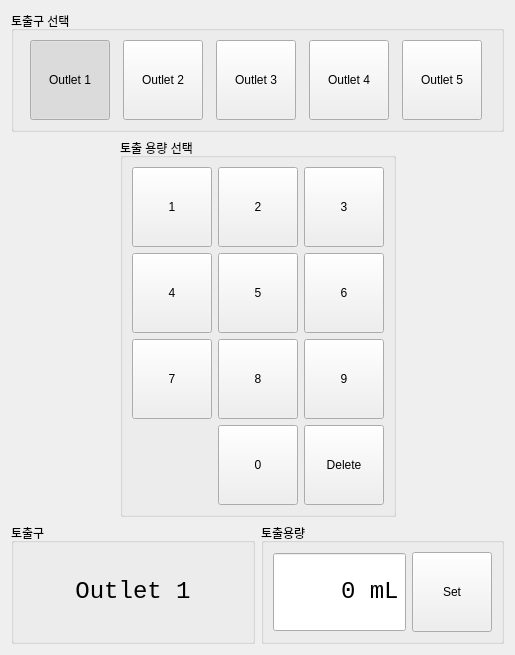
Qt form MainWidget.ui (cwal1220/arduino-solenoid) before a commit.
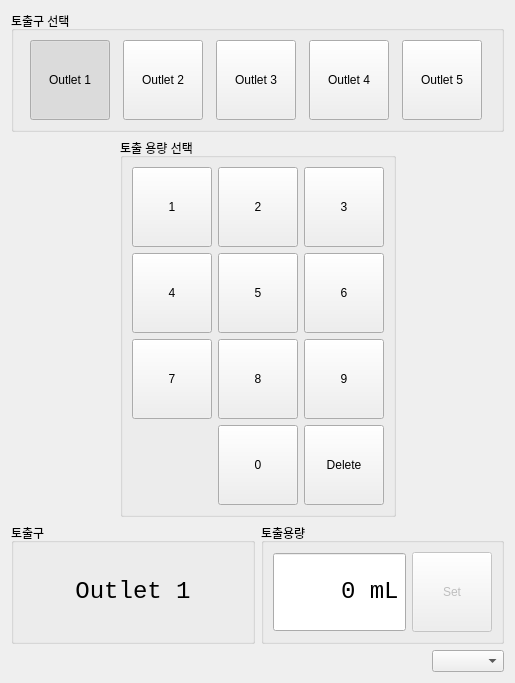
The same form after that commit.

Commit message: [fea] Add skeleton code

```diff
--- a/MainWidget.ui
+++ b/MainWidget.ui
@@ -7,7 +7,7 @@
     <x>0</x>
     <y>0</y>
     <width>515</width>
-    <height>628</height>
+    <height>656</height>
    </rect>
   </property>
   <property name="windowTitle">
@@ -582,6 +582,9 @@
         </item>
         <item>
          <widget class="QPushButton" name="setButton">
+          <property name="enabled">
+           <bool>false</bool>
+          </property>
           <property name="sizePolicy">
            <sizepolicy hsizetype="Fixed" vsizetype="Fixed">
             <horstretch>0</horstretch>
@@ -610,6 +613,26 @@
      </item>
     </layout>
    </item>
+   <item>
+    <layout class="QHBoxLayout" name="horizontalLayout_6">
+     <item>
+      <spacer name="horizontalSpacer_3">
+       <property name="orientation">
+        <enum>Qt::Horizontal</enum>
+       </property>
+       <property name="sizeHint" stdset="0">
+        <size>
+         <width>40</width>
+         <height>20</height>
+        </size>
+       </property>
+      </spacer>
+     </item>
+     <item>
+      <widget class="QComboBox" name="comPortsComboBox"/>
+     </item>
+    </layout>
+   </item>
   </layout>
  </widget>
  <resources/>
```
The commit also changes 1 other file.
